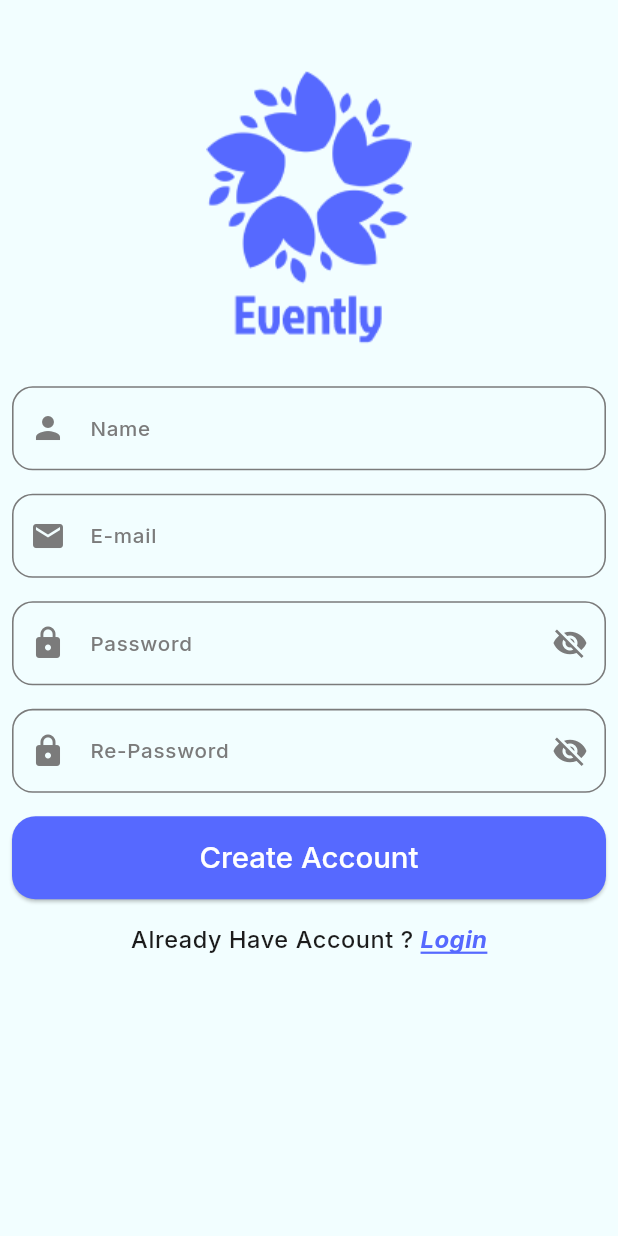
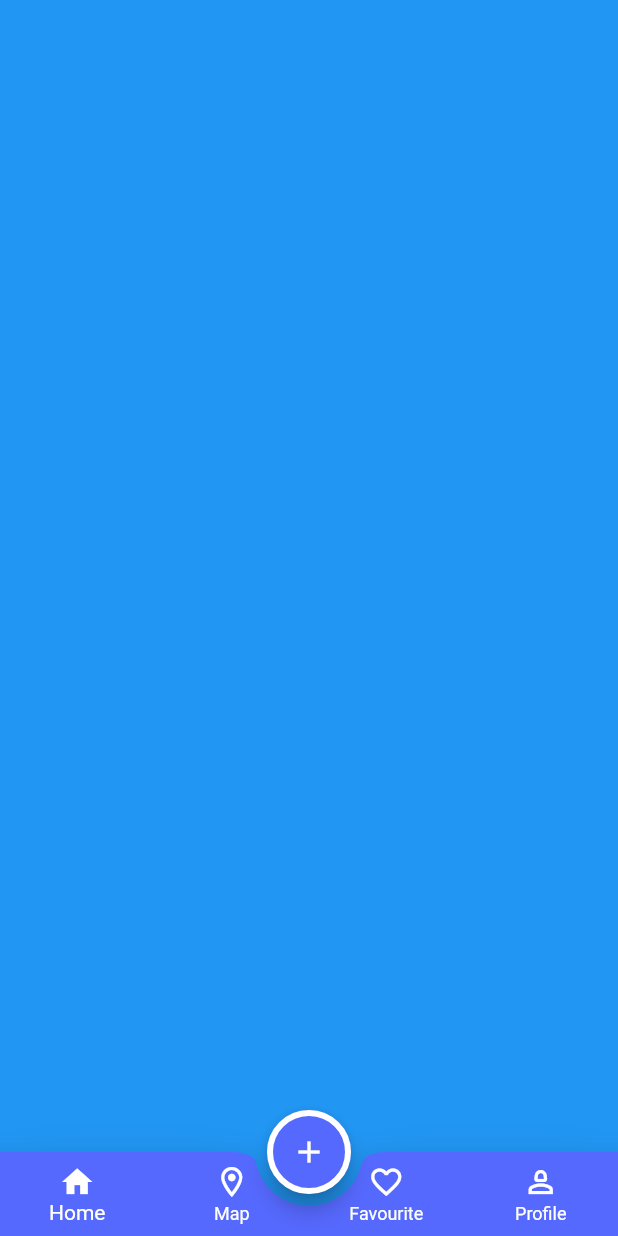
Before and after one commit to Magdyibrahim112/Evently_cycle16, a Flutter app: the screen it shows after launch, on a phone screen of 412 x 824 dp. Run offline on Flutter 3.47's test engine with Material 3 defaults, Android fonts, the light colour scheme and no system bars; our stand-ins replace flutter_screenutil, flutter_svg, google_fonts.

Commit message:
add mainLayout screen add home tab add map tab add favourite tab add profile tab

```diff
--- a/lib/config/theme/theme_manager.dart
+++ b/lib/config/theme/theme_manager.dart
@@ -5,7 +5,25 @@ import 'package:google_fonts/google_fonts.dart';
 
 class ThemeManager {
   static final ThemeData light = ThemeData(
+    useMaterial3: false,
     scaffoldBackgroundColor: ColorsManager.whiteBlue,
+    bottomAppBarTheme: BottomAppBarThemeData(
+      color: ColorsManager.blue,
+      elevation: 16,
+      shape: CircularNotchedRectangle(),
+    ),
+    bottomNavigationBarTheme: BottomNavigationBarThemeData(
+      backgroundColor: Colors.transparent,
+      type: BottomNavigationBarType.fixed,
+      elevation: 0,
+      selectedItemColor: ColorsManager.white,
+      unselectedItemColor: ColorsManager.white,
+    ),
+    floatingActionButtonTheme: FloatingActionButtonThemeData(
+      backgroundColor: ColorsManager.blue,
+      foregroundColor: ColorsManager.white,
+      shape: StadiumBorder(side: BorderSide(color: ColorsManager.white, width: 4))
+    ),
     inputDecorationTheme: InputDecorationTheme(
       enabledBorder: OutlineInputBorder(
         borderRadius: BorderRadius.circular(14.r),
@@ -13,7 +31,7 @@ class ThemeManager {
       ),
       focusedBorder: OutlineInputBorder(
         borderRadius: BorderRadius.circular(14.r),
-        borderSide: BorderSide(color: ColorsManager.grey, width: 1.w),
+        borderSide: BorderSide(color: ColorsManager.blue, width: 1.w),
       ),
       errorBorder: OutlineInputBorder(
         borderRadius: BorderRadius.circular(14.r),
--- a/lib/core/routes_manager/app_routes.dart
+++ b/lib/core/routes_manager/app_routes.dart
@@ -1,5 +1,6 @@
 import 'package:evently_app_online/features/authentication/login/login.dart';
 import 'package:evently_app_online/features/authentication/register/register.dart';
+import 'package:evently_app_online/features/main_layout/main_layout.dart';
 import 'package:flutter/cupertino.dart';
 import 'package:flutter/material.dart';
 
@@ -16,6 +17,10 @@ class RoutesManager {
         {
           return CupertinoPageRoute(builder: (context) => Login());
         }
+      case AppRoutes.mainLayout:
+        {
+          return CupertinoPageRoute(builder: (context) => MainLayout());
+        }
     }
   }
 }
--- a/lib/core/routes_manager/routes_manager.dart
+++ b/lib/core/routes_manager/routes_manager.dart
@@ -1,4 +1,5 @@
 abstract class AppRoutes {
   static const String register = "/register";
   static const String login = "/login";
+  static const String mainLayout = "/mainLayout";
 }
--- /dev/null
+++ b/lib/features/main_layout/favourite/favourite_tab.dart
@@ -0,0 +1,12 @@
+import 'package:flutter/material.dart';
+
+class FavouriteTab extends StatelessWidget {
+  const FavouriteTab({super.key});
+
+  @override
+  Widget build(BuildContext context) {
+    return const Placeholder(
+      color: Colors.red,
+    );
+  }
+}
--- /dev/null
+++ b/lib/features/main_layout/home/home_tab.dart
@@ -0,0 +1,12 @@
+import 'package:flutter/material.dart';
+
+class HomeTab extends StatelessWidget {
+  const HomeTab({super.key});
+
+  @override
+  Widget build(BuildContext context) {
+    return Container(
+      color: Colors.blue,
+    );
+  }
+}
--- /dev/null
+++ b/lib/features/main_layout/main_layout.dart
@@ -0,0 +1,78 @@
+import 'package:evently_app_online/core/resources/colors_manager.dart';
+import 'package:evently_app_online/features/main_layout/favourite/favourite_tab.dart';
+import 'package:evently_app_online/features/main_layout/home/home_tab.dart';
+import 'package:evently_app_online/features/main_layout/map/map_tab.dart';
+import 'package:evently_app_online/features/main_layout/profile/profile_tab.dart';
+import 'package:flutter/material.dart';
+import 'package:flutter_screenutil/flutter_screenutil.dart';
+
+class MainLayout extends StatefulWidget {
+  const MainLayout({super.key});
+
+  @override
+  State<MainLayout> createState() => _MainLayoutState();
+}
+
+class _MainLayoutState extends State<MainLayout> {
+  List<Widget> tabs = [HomeTab(), MapTab(), FavouriteTab(), ProfileTab()];
+  int selectedIndex = 0;
+
+  @override
+  Widget build(BuildContext context) {
+    return Scaffold(
+      extendBody: true,
+      body: tabs[selectedIndex],
+      floatingActionButtonLocation: FloatingActionButtonLocation.centerDocked,
+      floatingActionButton: _buildFat(),
+      bottomNavigationBar: _buildBottomAppBar(),
+    );
+  }
+
+  FloatingActionButton _buildFat() {
+    return FloatingActionButton(onPressed: () {}, child: Icon(Icons.add));
+  }
+
+  BottomAppBar _buildBottomAppBar() {
+    return BottomAppBar(
+      notchMargin: 8,
+      child: BottomNavigationBar(
+        currentIndex: selectedIndex,
+        onTap: _onTap,
+        items: [
+          BottomNavigationBarItem(
+            icon: Icon(selectedIndex == 0 ? Icons.home : Icons.home_outlined),
+            label: "Home",
+          ),
+          BottomNavigationBarItem(
+            icon: Icon(
+              selectedIndex == 1
+                  ? Icons.location_on
+                  : Icons.location_on_outlined,
+            ),
+            label: "Map",
+          ),
+          BottomNavigationBarItem(
+            icon: Icon(
+              selectedIndex == 2
+                  ? Icons.favorite
+                  : Icons.favorite_outline_outlined,
+            ),
+            label: "Favourite",
+          ),
+          BottomNavigationBarItem(
+            icon: Icon(
+              selectedIndex == 3 ? Icons.person : Icons.person_2_outlined,
+            ),
+            label: "Profile",
+          ),
+        ],
+      ),
+    );
+  }
+
+  void _onTap(int newIndex) {
+    setState(() {
+      selectedIndex = newIndex;
+    });
+  }
+}
--- /dev/null
+++ b/lib/features/main_layout/map/map_tab.dart
@@ -0,0 +1,12 @@
+import 'package:flutter/material.dart';
+
+class MapTab extends StatelessWidget {
+  const MapTab({super.key});
+
+  @override
+  Widget build(BuildContext context) {
+    return const Placeholder(
+      color: Colors.purpleAccent,
+    );
+  }
+}
--- /dev/null
+++ b/lib/features/main_layout/profile/profile_tab.dart
@@ -0,0 +1,12 @@
+import 'package:flutter/material.dart';
+
+class ProfileTab extends StatelessWidget {
+  const ProfileTab({super.key});
+
+  @override
+  Widget build(BuildContext context) {
+    return const Placeholder(
+      color: Colors.black,
+    );
+  }
+}
--- a/lib/main.dart
+++ b/lib/main.dart
@@ -21,7 +21,8 @@
       builder: (context, child)=> MaterialApp(
         debugShowCheckedModeBanner: false,
         onGenerateRoute: RoutesManager.router,
-        initialRoute: AppRoutes.register,
+        initialRoute: AppRoutes.mainLayout,
+        //initialRoute: AppRoutes.register,
         theme: ThemeManager.light,
         darkTheme: ThemeManager.dark,
         locale: Locale("en"),
```
